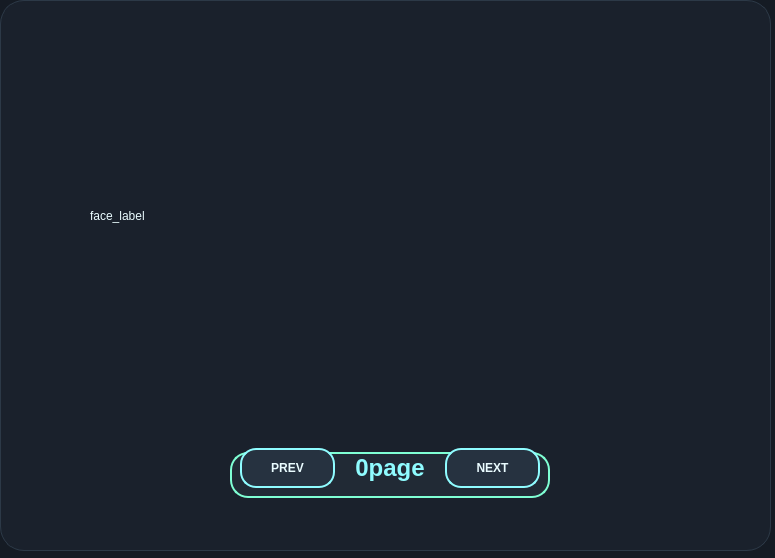
Qt form src/sdr_monitoring_station/sdr_monitoring_station/gui.ui (tealrear/kitty_burger) before a commit.
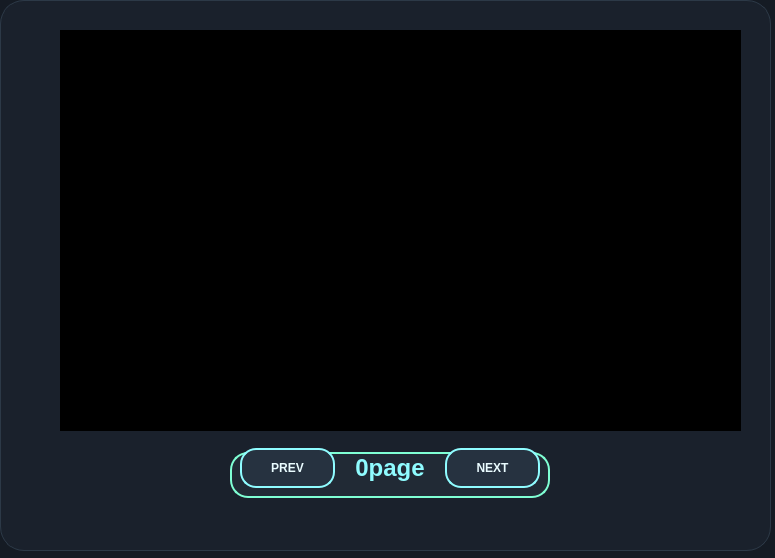
The same form after that commit.

Commit message: face_label 대신 face_widget

```diff
--- a/src/sdr_monitoring_station/sdr_monitoring_station/gui.ui
+++ b/src/sdr_monitoring_station/sdr_monitoring_station/gui.ui
@@ -325,17 +325,18 @@
       </property>
      </widget>
     </widget>
-    <widget class="QLabel" name="face_label">
+    <widget class="QWidget" name="face_widget" native="true">
      <property name="geometry">
       <rect>
-       <x>90</x>
-       <y>50</y>
-       <width>551</width>
-       <height>331</height>
+       <x>60</x>
+       <y>30</y>
+       <width>681</width>
+       <height>401</height>
       </rect>
      </property>
-     <property name="text">
-      <string>face_label</string>
+     <property name="styleSheet">
+      <string notr="true">background-color: #000000;
+border: none;</string>
      </property>
     </widget>
    </widget>
```
The commit also changes 1 other file.
